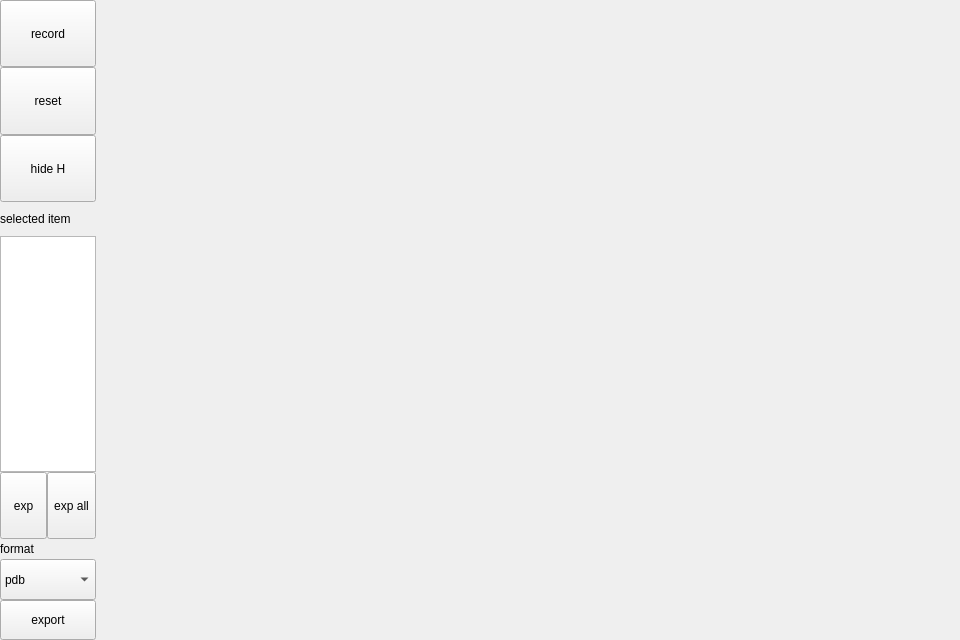
This is app/ui/view3d_widget.ui in xuguodong1999/COCR as Qt 5 draws it before an edit. The edited form follows.
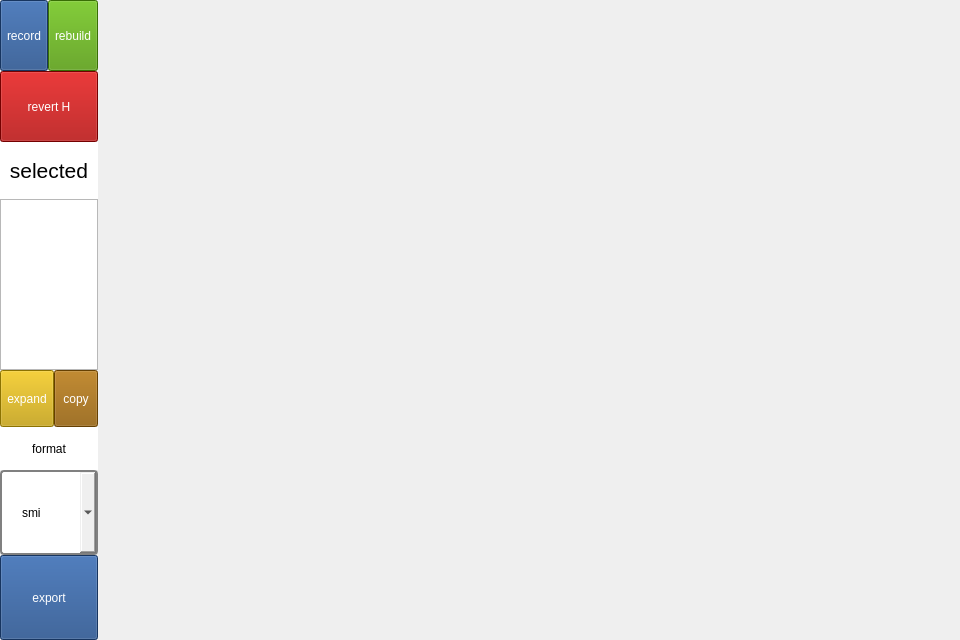
This is the edited form.

Patch:
```diff
--- a/app/ui/view3d_widget.ui
+++ b/app/ui/view3d_widget.ui
@@ -13,7 +13,7 @@
         <property name="windowTitle">
             <string>3D Viewer</string>
         </property>
-        <layout class="QHBoxLayout" name="horizontalLayout" stretch="1,9">
+        <layout class="QHBoxLayout" name="horizontalLayout_4" stretch="1,20">
             <property name="spacing">
                 <number>0</number>
             </property>
@@ -30,35 +30,52 @@
                 <number>0</number>
             </property>
             <item>
-                <layout class="QVBoxLayout" name="func_layout" stretch="2,2,2,10,3">
+                <layout class="QVBoxLayout" name="verticalLayout" stretch="1,1,4,3">
                     <property name="spacing">
                         <number>0</number>
                     </property>
                     <item>
-                        <widget class="QToolButton" name="shot_btn">
+                        <layout class="QHBoxLayout" name="horizontalLayout_3" stretch="1,1">
+                            <property name="spacing">
+                                <number>0</number>
+                            </property>
+                            <item>
+                                <widget class="QToolButton" name="shot_btn_3">
                             <property name="sizePolicy">
                                 <sizepolicy hsizetype="Preferred" vsizetype="Preferred">
                                     <horstretch>0</horstretch>
                                     <verstretch>0</verstretch>
                                 </sizepolicy>
                             </property>
+                                    <property name="styleSheet">
+                                        <string notr="true">background-color: rgb(32, 74, 135);
+                                            color: rgb(255, 255, 255);
+                                        </string>
+                                    </property>
                             <property name="text">
                                 <string>record</string>
                             </property>
                         </widget>
                     </item>
                     <item>
-                        <widget class="QToolButton" name="reset_btn">
+                                <widget class="QToolButton" name="reset_btn_3">
                             <property name="sizePolicy">
                                 <sizepolicy hsizetype="Preferred" vsizetype="Preferred">
                                     <horstretch>0</horstretch>
                                     <verstretch>0</verstretch>
                                 </sizepolicy>
                             </property>
+                                    <property name="styleSheet">
+                                        <string notr="true">background-color: rgb(78, 154, 6);
+                                            color: rgb(255, 255, 255);
+                                        </string>
+                                    </property>
                             <property name="text">
-                                <string>reset</string>
-                            </property>
-                        </widget>
+                                        <string>rebuild</string>
+                                    </property>
+                                </widget>
+                            </item>
+                        </layout>
                     </item>
                     <item>
                         <widget class="QToolButton" name="hydrogen_btn">
@@ -68,25 +85,52 @@
                                     <verstretch>0</verstretch>
                                 </sizepolicy>
                             </property>
+                            <property name="styleSheet">
+                                <string notr="true">background-color: rgb(164, 0, 0);
+                                    color: rgb(255, 255, 255);
+                                </string>
+                            </property>
                             <property name="text">
-                                <string>hide H</string>
+                                <string>revert H</string>
                             </property>
                         </widget>
                     </item>
                     <item>
-                        <layout class="QVBoxLayout" name="pick_layout" stretch="1,7,2">
+                        <layout class="QVBoxLayout" name="pick_layout" stretch="1,3,1">
                             <property name="spacing">
                                 <number>0</number>
                             </property>
                             <item>
                                 <widget class="QLabel" name="pick_label">
+                                    <property name="font">
+                                        <font>
+                                            <pointsize>16</pointsize>
+                                        </font>
+                                    </property>
+                                    <property name="styleSheet">
+                                        <string notr="true">color: rgb(0, 0, 0);
+                                            background-color: rgb(255, 255, 255);
+                                        </string>
+                                    </property>
                                     <property name="text">
-                                        <string>selected item</string>
+                                        <string>selected</string>
+                                    </property>
+                                    <property name="alignment">
+                                        <set>Qt::AlignCenter</set>
                                     </property>
                                 </widget>
                             </item>
                             <item>
                                 <widget class="QTextEdit" name="pick_edit">
+                                    <property name="sizePolicy">
+                                        <sizepolicy hsizetype="Preferred" vsizetype="Preferred">
+                                            <horstretch>0</horstretch>
+                                            <verstretch>0</verstretch>
+                                        </sizepolicy>
+                                    </property>
+                                    <property name="inputMethodHints">
+                                        <set>Qt::ImhNone</set>
+                                    </property>
                                     <property name="readOnly">
                                         <bool>true</bool>
                                     </property>
@@ -105,8 +149,13 @@
                                                     <verstretch>0</verstretch>
                                                 </sizepolicy>
                                             </property>
+                                            <property name="styleSheet">
+                                                <string notr="true">background-color: rgb(196, 160, 0);
+                                                    color: rgb(255, 255, 255);
+                                                </string>
+                                            </property>
                                             <property name="text">
-                                                <string>exp</string>
+                                                <string>expand</string>
                                             </property>
                                         </widget>
                                     </item>
@@ -118,8 +167,13 @@
                                                     <verstretch>0</verstretch>
                                                 </sizepolicy>
                                             </property>
+                                            <property name="styleSheet">
+                                                <string notr="true">background-color: rgb(143, 89, 2);
+                                                    color: rgb(255, 255, 255);
+                                                </string>
+                                            </property>
                                             <property name="text">
-                                                <string>exp all</string>
+                                                <string>copy</string>
                                             </property>
                                         </widget>
                                     </item>
@@ -134,9 +188,17 @@
                             </property>
                             <item>
                                 <widget class="QLabel" name="format_label">
+                                    <property name="styleSheet">
+                                        <string notr="true">color: rgb(0, 0, 0);
+                                            background-color: rgb(255, 255, 255);
+                                        </string>
+                                    </property>
                                     <property name="text">
                                         <string>format</string>
                                     </property>
+                                    <property name="alignment">
+                                        <set>Qt::AlignCenter</set>
+                                    </property>
                                 </widget>
                             </item>
                             <item>
@@ -147,11 +209,17 @@
                                             <verstretch>0</verstretch>
                                         </sizepolicy>
                                     </property>
-                                    <item>
-                                        <property name="text">
-                                            <string>pdb</string>
-                                        </property>
-                                    </item>
+                                    <property name="focusPolicy">
+                                        <enum>Qt::NoFocus</enum>
+                                    </property>
+                                    <property name="styleSheet">
+                                        <string notr="true">QComboBox {
+                                            border : 2px solid gray ;
+                                            border-radius: 4px ;
+                                            padding : 1px 2px 1px 20px ;
+                                            }
+                                        </string>
+                                    </property>
                                     <item>
                                         <property name="text">
                                             <string>smi</string>
@@ -167,6 +235,11 @@
                                             <verstretch>0</verstretch>
                                         </sizepolicy>
                                     </property>
+                                    <property name="styleSheet">
+                                        <string notr="true">background-color: rgb(32, 74, 135);
+                                            color: rgb(255, 255, 255);
+                                        </string>
+                                    </property>
                                     <property name="text">
                                         <string>export</string>
                                     </property>
```
Left out of the diff: 9 changed lines with no effect on the pictures. Lines whose indentation alone changed are shown as unchanged.
